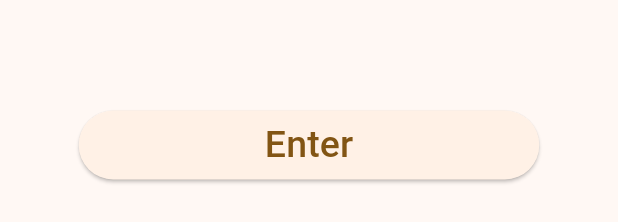
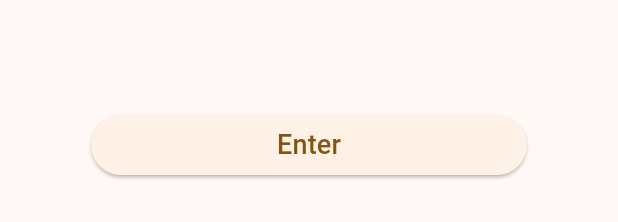
Before and after one commit to Uzukiis/Sigma, a Flutter app: the CreateUsert widget shown alone on an empty page, opened directly, on a phone screen of 412 x 824 dp. Shown: the part 851-1073 px from the top of the screen. Run offline on Flutter 3.47's test engine with Material 3 defaults, Android fonts, the light colour scheme and no system bars.

Commit message:
Add files via upload

```diff
--- a/lib/create_user.dart
+++ b/lib/create_user.dart
@@ -1,5 +1,6 @@
 import 'package:flutter/material.dart';
 import 'main_navigator.dart';
+import 'data.dart';
 
 void main() {
   runApp(const CreateUser());
@@ -25,9 +26,7 @@ class CreateUser extends StatelessWidget {
   }
 
 class CreateUsert extends StatelessWidget {
-  CreateUsert({
-    super.key,
-  });
+  CreateUsert({super.key});
   final nameController = TextEditingController();
 
   @override
@@ -41,10 +40,13 @@ class CreateUsert extends StatelessWidget {
               Container(
                 width: 250,
                 height: 250,
-                    decoration: const BoxDecoration(shape: BoxShape.circle, color: Color.fromRGBO(255, 255, 255, 1),),
+                decoration: const BoxDecoration(
+                  shape: BoxShape.circle,
+                  color: Color.fromRGBO(255, 255, 255, 1),
+                ),
                 child: const Padding(
-                      padding:  EdgeInsets.all(59),
-                      child:  Image(image: AssetImage('assets/img/sigma.jpg'), width: 50, height: 50),
+                  padding: EdgeInsets.all(59),
+                  child: Image(image: AssetImage('assets/img/sigma.jpg'), width: 50, height: 50),
                 ),
               ),
               const SizedBox(height: 100)
@@ -52,18 +54,24 @@ class CreateUsert extends StatelessWidget {
           ),
           Padding(
             padding: const EdgeInsets.all(32.0),
-                child:  TextField(
+            child: TextField(
               controller: nameController,
-                  decoration: const InputDecoration(
-                  label: Text('Name')
-                  )),
+              decoration: const InputDecoration(label: Text('Name')),
+            ),
           ),
           const SizedBox(height: 70),
-                ElevatedButton(onPressed: () => Navigator.pushReplacement(context,MaterialPageRoute(builder: (context) => const MainApp())),
-                child: const Padding(padding: EdgeInsets.only(left: 100, right: 100, top: 5, bottom: 5), child: Text('Enter', style: TextStyle(fontSize: 25),))
+          ElevatedButton(
+            onPressed: () {
+              UserData().name = nameController.text;
+              Navigator.pushReplacement(context, MaterialPageRoute(builder: (context) => const MainApp()));
+            },
+            child: const Padding(
+              padding: EdgeInsets.only(left: 100, right: 100, top: 5, bottom: 5),
+              child: Text('Enter', style: TextStyle(fontSize: 18)),
+            ),
           )
         ],
-          )
+      ),
     );
   }
 }
--- /dev/null
+++ b/lib/data.dart
@@ -0,0 +1,12 @@
+class UserData {
+  static final UserData _instance = UserData._internal();
+  factory UserData() => _instance;
+
+  UserData._internal();
+
+  String name = '';
+  String title = '';
+  String description = '';
+  List<String> titles= [];
+  List<String> descriptions= [];
+}
--- a/lib/profile.dart
+++ b/lib/profile.dart
@@ -1,6 +1,7 @@
 import 'package:flutter/material.dart';
-import 'package:sigma/main.dart';
 import 'change_profile_pic.dart';
+import 'create_user.dart';
+
 
 void main() {
   runApp(const ProfilePage());
@@ -115,7 +116,7 @@ class _ProfilePageState extends State<ProfilePage> {
               child: const Text('Cancel'),
             ),
             TextButton(
-              onPressed: () => Navigator.pushReplacement(context,MaterialPageRoute(builder: (context) => const LoginScreen())),
+              onPressed: () => Navigator.pushReplacement(context,MaterialPageRoute(builder: (context) => const CreateUser())),
               child: const Text('OK'),
             ),
           ],
```
Also changed, not shown: lib/create_new_set.dart (+7 -0 lines), lib/hello_page.dart (+36 -35 lines), lib/main.dart (line endings or trailing spaces), lib/main_navigator.dart (line endings or trailing spaces). Lines whose indentation alone changed are shown as unchanged.
